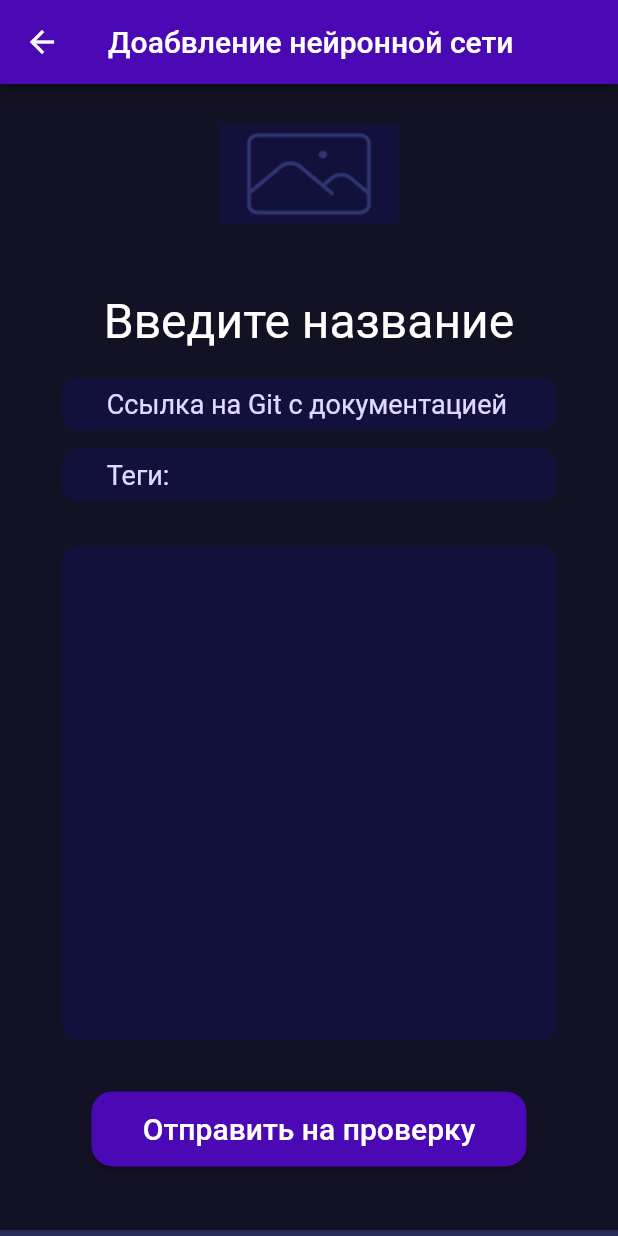
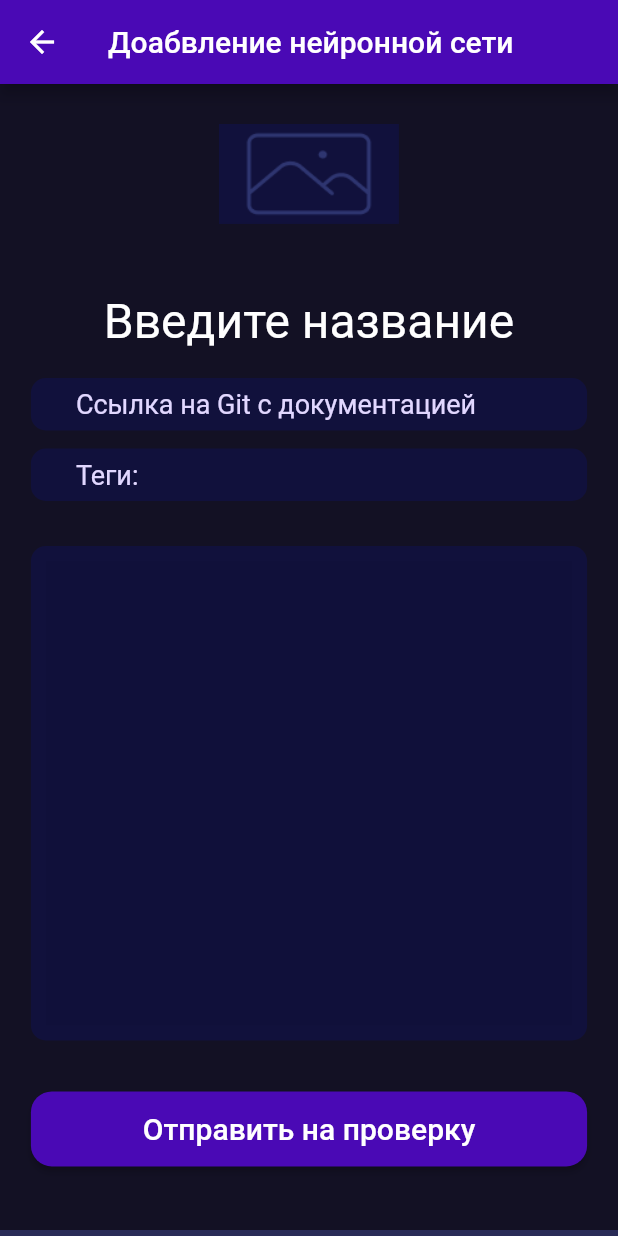
Before and after one commit to Jason1258t/brain-wave, a Flutter app: the AddNeuron screen opened by its route, on a phone screen of 412 x 824 dp. Run offline on Flutter 3.47's test engine with Material 2 defaults, Android fonts, the light colour scheme and no system bars; our stand-ins replace bloc, cloud_firestore, dio, dropdown_button2, firebase_auth, firebase_core and 10 more; missing offline and left inert: flutter_firebase_chat_core, loading_animations; accounts and stored records are empty; Roboto replaces fonts that are missing (Ubuntu).

Commit message:
add all widget width * 0.9

```diff
--- a/lib/feature/add_neuron/ui/add_nueron_screen.dart
+++ b/lib/feature/add_neuron/ui/add_nueron_screen.dart
@@ -7,15 +7,12 @@ import 'package:brain_wave_2/utils/dialogs.dart';
 import 'package:brain_wave_2/utils/fonts.dart';
 import 'package:brain_wave_2/widgets/buttons/elevated_button.dart';
 import 'package:brain_wave_2/widgets/snack_bar/custom_cnack_bar.dart';
-import 'package:flutter/gestures.dart';
 import 'package:flutter/material.dart';
 import 'package:flutter_bloc/flutter_bloc.dart';
 import 'package:image_picker/image_picker.dart';
 
 import '../../../models/neuron_model.dart';
 import '../../../utils/colors.dart';
-import '../../../utils/dialogs.dart';
-import '../../../widgets/snack_bar/custom_cnack_bar.dart';
 
 class AddNeuron extends StatefulWidget {
   const AddNeuron({Key? key}) : super(key: key);
@@ -29,7 +26,7 @@ class _AddNeuronState extends State<AddNeuron> {
   final TextEditingController _gitController = TextEditingController();
   final TextEditingController _tegController = TextEditingController();
   final TextEditingController _descriptionController = TextEditingController();
-  var _richText = [];
+  final _richText = [];
   List<String> tags = [];
 
   void addTextSpan(String str) {
@@ -37,7 +34,6 @@ class _AddNeuronState extends State<AddNeuron> {
     _richText.add(const TextSpan(text: ' '));
     tags.add(str);
     setState(() {});
-    print(_richText);
   }
 
   var _image;
@@ -211,7 +207,7 @@ class _AddNeuronState extends State<AddNeuron> {
                           'Ссылка на Git с документацией');
                     },
                     child: Container(
-                      width: MediaQuery.of(context).size.width * 0.8,
+                      width: MediaQuery.of(context).size.width * 0.9,
                       height: 35,
                       decoration: const BoxDecoration(
                           color: AppColors.addNeuronBackgroundWidget,
@@ -241,7 +237,7 @@ class _AddNeuronState extends State<AddNeuron> {
                           context, _tegController, 'Добавте тег');
                     },
                     child: Container(
-                      width: MediaQuery.of(context).size.width * 0.8,
+                      width: MediaQuery.of(context).size.width * 0.9,
                       height: 35,
                       decoration: const BoxDecoration(
                           color: AppColors.addNeuronBackgroundWidget,
@@ -275,7 +271,7 @@ class _AddNeuronState extends State<AddNeuron> {
                       borderRadius: BorderRadius.circular(10),
                     ),
                     padding: const EdgeInsets.all(10),
-                    width: MediaQuery.of(context).size.width * 0.8,
+                    width: MediaQuery.of(context).size.width * 0.9,
                     height: MediaQuery.of(context).size.height * 0.4,
                     child: TextField(
                       keyboardType: TextInputType.multiline,
@@ -291,6 +287,7 @@ class _AddNeuronState extends State<AddNeuron> {
                     height: 34,
                   ),
                   CustomElevatedButton(
+                    width: MediaQuery.of(context).size.width * 0.9,
                     callback: () {
                       final uid = RepositoryProvider.of<AppRepository>(context)
                           .getCurrentUser()!
--- a/lib/feature/neurons/ui/neurons_screen.dart
+++ b/lib/feature/neurons/ui/neurons_screen.dart
@@ -64,7 +64,7 @@ class _NeuronsScreenState extends State<NeuronsScreen> {
                 hintText: 'Поиск нейросетей',
                 controller: queryController,
                 callback: (q) {},
-                width: MediaQuery.of(context).size.width * 0.8,
+                width: MediaQuery.of(context).size.width * 0.9,
                 height: 70,
               ),
               const SizedBox(
--- a/lib/feature/profie/ui/profile_screen.dart
+++ b/lib/feature/profie/ui/profile_screen.dart
@@ -1,4 +1,3 @@
-import 'package:brain_wave_2/feature/news/bloc/news_bloc.dart';
 import 'package:brain_wave_2/feature/profie/bloc/profile_bloc.dart';
 import 'package:brain_wave_2/feature/profie/data/profile_repository.dart';
 import 'package:brain_wave_2/logic/app_repository.dart';
@@ -151,7 +150,7 @@ class _ProfileState extends State<Profile> {
                       padding: EdgeInsets.fromLTRB(
                           paddingWidthMainSize, 10, paddingWidthMainSize, 10),
                       child: Container(
-                        width: MediaQuery.of(context).size.width * 0.85,
+                        width: MediaQuery.of(context).size.width * 0.9,
                         height: 85,
                         decoration: BoxDecoration(
                           color: const Color(0xff272850),
@@ -204,6 +203,7 @@ class _ProfileState extends State<Profile> {
                       ),
                     ),
                     IconTextButton(
+                      padding: EdgeInsets.fromLTRB(0, 10, 0, 10),
                       title: 'Опубликовать',
                       onPressed: () {
                         Navigator.pushNamed(context, '/add_post');
--- a/lib/feature/user_chats/ui/rooms_screen.dart
+++ b/lib/feature/user_chats/ui/rooms_screen.dart
@@ -83,7 +83,7 @@ class _RoomsPageState extends State<RoomsPage> {
                     hintText: 'Поиск чатов',
                     controller: queryController,
                     callback: (q) {},
-                    width: MediaQuery.of(context).size.width * 0.8,
+                    width: MediaQuery.of(context).size.width * 0.9,
                     height: 70,
                   ),
                   const SizedBox(
--- a/lib/widgets/container_info/nueron/neuron.dart
+++ b/lib/widgets/container_info/nueron/neuron.dart
@@ -33,7 +33,7 @@ class _NeuronState extends State<Neuron> {
           Navigator.pushNamed(context, '/neuron_info');
         },
         child: Container(
-          width: MediaQuery.of(context).size.width * 0.8,
+          width: MediaQuery.of(context).size.width * 0.9,
           height: widget.height,
           decoration: const BoxDecoration(
             color: AppColors.widgetsBackground,
--- a/lib/widgets/container_info/user/user_container.dart
+++ b/lib/widgets/container_info/user/user_container.dart
@@ -72,7 +72,7 @@ class _UsersState extends State<Users> {
           Navigator.push(context, MaterialPageRoute(builder: (_) => ChatPage(room: widget.room)));
         },
         child: Container(
-          width: MediaQuery.of(context).size.width * 0.8,
+          width: MediaQuery.of(context).size.width * 0.9,
           height: 80,
           padding: const EdgeInsets.all(15),
           decoration: const BoxDecoration(
--- a/lib/widgets/post/post.dart
+++ b/lib/widgets/post/post.dart
@@ -33,7 +33,7 @@ class _PostState extends State<Post> {
     }
 
     return Container(
-      width: MediaQuery.of(context).size.width * 0.85,
+      width: MediaQuery.of(context).size.width * 0.9,
       decoration: const BoxDecoration(
         color: AppColors.widgetsBackground,
         borderRadius: BorderRadius.all(Radius.circular(14)),
```
Also changed, not shown: lib/feature/profie/ui/edit_profile_screen.dart (+7 -6 lines).
